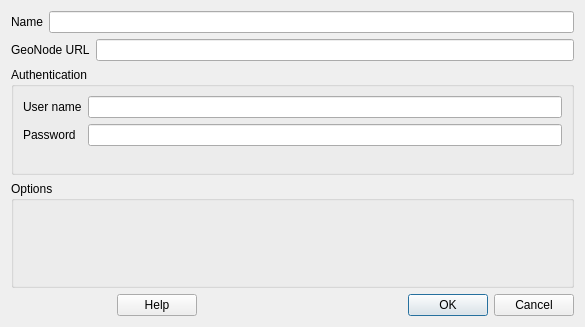
Old version of the form src/qgis_geonode/ui/qgis_geonode_connection.ui in the repository GeoNode/QGISGeoNodePlugin.
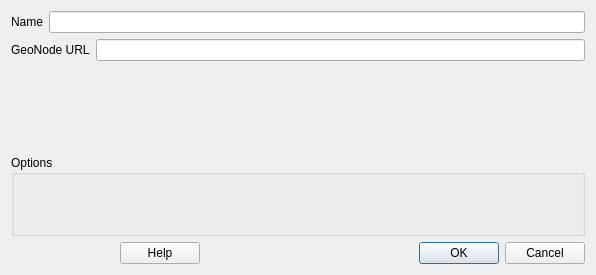
New version of the form. Custom widgets are drawn as their Qt base class.

Commit message: using QgsAuthConfigSelect widget in the connection dialog (#52)

Patch:
```diff
--- a/src/qgis_geonode/ui/qgis_geonode_connection.ui
+++ b/src/qgis_geonode/ui/qgis_geonode_connection.ui
@@ -6,8 +6,8 @@
    <rect>
     <x>0</x>
     <y>0</y>
-    <width>585</width>
-    <height>327</height>
+    <width>596</width>
+    <height>275</height>
    </rect>
   </property>
   <property name="windowTitle">
@@ -43,33 +43,7 @@
     </layout>
    </item>
    <item>
-    <widget class="QGroupBox" name="authenticationGroupBox">
-     <property name="title">
-      <string>Authentication</string>
-     </property>
-     <layout class="QFormLayout" name="formLayout_2">
-      <item row="0" column="0">
-       <widget class="QLabel" name="label_4">
-        <property name="text">
-         <string>User name</string>
-        </property>
-       </widget>
-      </item>
-      <item row="0" column="1">
-       <widget class="QLineEdit" name="leUsername"/>
-      </item>
-      <item row="1" column="0">
-       <widget class="QLabel" name="label_5">
-        <property name="text">
-         <string>Password</string>
-        </property>
-       </widget>
-      </item>
-      <item row="1" column="1">
-       <widget class="QLineEdit" name="lePassword"/>
-      </item>
-     </layout>
-    </widget>
+    <widget class="QgsAuthConfigSelect" name="mAuthConfigSelect"/>
    </item>
    <item>
     <widget class="QGroupBox" name="authenticationGroupBox_2">
@@ -118,6 +92,13 @@
    </item>
   </layout>
  </widget>
+ <customwidgets>
+  <customwidget>
+   <class>QgsAuthConfigSelect</class>
+   <extends>QWidget</extends>
+   <header>qgsauthconfigselect.h</header>
+  </customwidget>
+ </customwidgets>
  <tabstops>
   <tabstop>leName</tabstop>
   <tabstop>leURL</tabstop>
```
